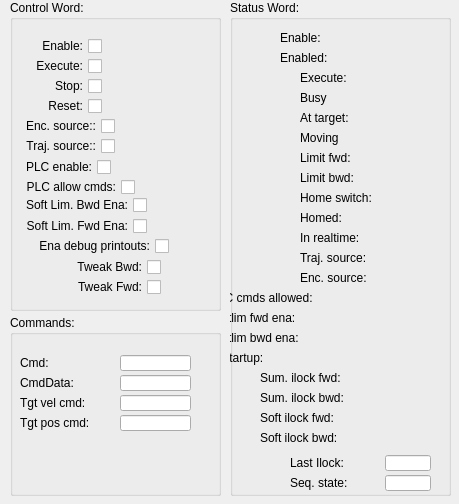
Before: the Qt Designer form qt/ecmcAxisCntrlStatWd_v1.ui in paulscherrerinstitute/ecmccfg, drawn with Qt 5.
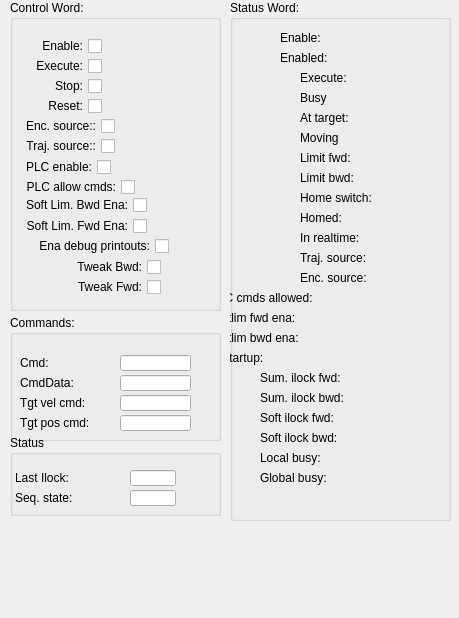
After: the same form once the commit is applied. Custom widgets are drawn as their Qt base class.

Commit message: Add PVs for local and global busy

The edit to the form file:
```diff
--- a/qt/ecmcAxisCntrlStatWd_v1.ui
+++ b/qt/ecmcAxisCntrlStatWd_v1.ui
@@ -7,7 +7,7 @@
     <x>0</x>
     <y>0</y>
     <width>459</width>
-    <height>504</height>
+    <height>618</height>
    </rect>
   </property>
   <property name="windowTitle">
@@ -19,7 +19,7 @@
      <x>230</x>
      <y>0</y>
      <width>221</width>
-     <height>496</height>
+     <height>521</height>
     </rect>
    </property>
    <property name="title">
@@ -630,7 +630,7 @@
       <x>180</x>
       <y>30</y>
       <width>20</width>
-      <height>416</height>
+      <height>456</height>
      </rect>
     </property>
     <property name="channel" stdset="0">
@@ -969,126 +969,6 @@
      </color>
     </property>
    </widget>
-   <widget class="caLabel" name="calabel_64">
-    <property name="geometry">
-     <rect>
-      <x>60</x>
-      <y>455</y>
-      <width>80</width>
-      <height>16</height>
-     </rect>
-    </property>
-    <property name="maximumSize">
-     <size>
-      <width>16777215</width>
-      <height>16</height>
-     </size>
-    </property>
-    <property name="text">
-     <string>Last Ilock:</string>
-    </property>
-   </widget>
-   <widget class="caLineEdit" name="calineedit_37">
-    <property name="geometry">
-     <rect>
-      <x>155</x>
-      <y>455</y>
-      <width>46</width>
-      <height>16</height>
-     </rect>
-    </property>
-    <property name="maximumSize">
-     <size>
-      <width>16777215</width>
-      <height>18</height>
-     </size>
-    </property>
-    <property name="alignment">
-     <set>Qt::AlignRight|Qt::AlignTrailing|Qt::AlignVCenter</set>
-    </property>
-    <property name="channel" stdset="0">
-     <string>$(SYS):$(Axis)-LastIlock</string>
-    </property>
-    <property name="background">
-     <color alpha="222">
-      <red>192</red>
-      <green>192</green>
-      <blue>192</blue>
-     </color>
-    </property>
-    <property name="colorMode">
-     <enum>caLineEdit::Static</enum>
-    </property>
-    <property name="precisionMode">
-     <enum>caLineEdit::Channel</enum>
-    </property>
-    <property name="limitsMode">
-     <enum>caLineEdit::User</enum>
-    </property>
-    <property name="unitsEnabled">
-     <bool>true</bool>
-    </property>
-   </widget>
-   <widget class="caLabel" name="calabel_65">
-    <property name="geometry">
-     <rect>
-      <x>60</x>
-      <y>475</y>
-      <width>80</width>
-      <height>16</height>
-     </rect>
-    </property>
-    <property name="maximumSize">
-     <size>
-      <width>16777215</width>
-      <height>16</height>
-     </size>
-    </property>
-    <property name="text">
-     <string>Seq. state:</string>
-    </property>
-   </widget>
-   <widget class="caLineEdit" name="calineedit_38">
-    <property name="geometry">
-     <rect>
-      <x>155</x>
-      <y>475</y>
-      <width>46</width>
-      <height>16</height>
-     </rect>
-    </property>
-    <property name="maximumSize">
-     <size>
-      <width>16777215</width>
-      <height>18</height>
-     </size>
-    </property>
-    <property name="alignment">
-     <set>Qt::AlignRight|Qt::AlignTrailing|Qt::AlignVCenter</set>
-    </property>
-    <property name="channel" stdset="0">
-     <string>$(SYS):$(Axis)-SeqState</string>
-    </property>
-    <property name="background">
-     <color alpha="222">
-      <red>192</red>
-      <green>192</green>
-      <blue>192</blue>
-     </color>
-    </property>
-    <property name="colorMode">
-     <enum>caLineEdit::Static</enum>
-    </property>
-    <property name="precisionMode">
-     <enum>caLineEdit::Channel</enum>
-    </property>
-    <property name="limitsMode">
-     <enum>caLineEdit::User</enum>
-    </property>
-    <property name="unitsEnabled">
-     <bool>true</bool>
-    </property>
-   </widget>
    <widget class="caLed" name="caled_77">
     <property name="geometry">
      <rect>
@@ -1379,6 +1259,122 @@
      <string>Soft ilock bwd:</string>
     </property>
    </widget>
+   <widget class="caLabel" name="calabel_95">
+    <property name="geometry">
+     <rect>
+      <x>30</x>
+      <y>450</y>
+      <width>111</width>
+      <height>16</height>
+     </rect>
+    </property>
+    <property name="maximumSize">
+     <size>
+      <width>16777215</width>
+      <height>16</height>
+     </size>
+    </property>
+    <property name="text">
+     <string>Local busy:</string>
+    </property>
+   </widget>
+   <widget class="caLed" name="caled_94">
+    <property name="geometry">
+     <rect>
+      <x>150</x>
+      <y>450</y>
+      <width>31</width>
+      <height>16</height>
+     </rect>
+    </property>
+    <property name="rectangular">
+     <bool>true</bool>
+    </property>
+    <property name="gradientEnabled">
+     <bool>false</bool>
+    </property>
+    <property name="ledWidth">
+     <number>12</number>
+    </property>
+    <property name="ledHeight">
+     <number>12</number>
+    </property>
+    <property name="channel" stdset="0">
+     <string notr="true">$(SYS):$(Axis)-BusyLocal</string>
+    </property>
+    <property name="falseColor">
+     <color>
+      <red>0</red>
+      <green>85</green>
+      <blue>0</blue>
+     </color>
+    </property>
+    <property name="trueColor">
+     <color>
+      <red>255</red>
+      <green>0</green>
+      <blue>0</blue>
+     </color>
+    </property>
+   </widget>
+   <widget class="caLed" name="caled_95">
+    <property name="geometry">
+     <rect>
+      <x>150</x>
+      <y>470</y>
+      <width>31</width>
+      <height>16</height>
+     </rect>
+    </property>
+    <property name="rectangular">
+     <bool>true</bool>
+    </property>
+    <property name="gradientEnabled">
+     <bool>false</bool>
+    </property>
+    <property name="ledWidth">
+     <number>12</number>
+    </property>
+    <property name="ledHeight">
+     <number>12</number>
+    </property>
+    <property name="channel" stdset="0">
+     <string notr="true">$(SYS):$(Axis)-BusyGlobal</string>
+    </property>
+    <property name="falseColor">
+     <color>
+      <red>0</red>
+      <green>85</green>
+      <blue>0</blue>
+     </color>
+    </property>
+    <property name="trueColor">
+     <color>
+      <red>255</red>
+      <green>0</green>
+      <blue>0</blue>
+     </color>
+    </property>
+   </widget>
+   <widget class="caLabel" name="calabel_96">
+    <property name="geometry">
+     <rect>
+      <x>30</x>
+      <y>470</y>
+      <width>111</width>
+      <height>16</height>
+     </rect>
+    </property>
+    <property name="maximumSize">
+     <size>
+      <width>16777215</width>
+      <height>16</height>
+     </size>
+    </property>
+    <property name="text">
+     <string>Global busy:</string>
+    </property>
+   </widget>
   </widget>
   <widget class="QGroupBox" name="groupBox_2">
    <property name="geometry">
@@ -2266,7 +2262,7 @@
      <x>10</x>
      <y>315</y>
      <width>211</width>
-     <height>181</height>
+     <height>126</height>
     </rect>
    </property>
    <property name="title">
@@ -2538,6 +2534,139 @@
     </item>
    </layout>
   </widget>
+  <widget class="QGroupBox" name="groupBox_5">
+   <property name="geometry">
+    <rect>
+     <x>10</x>
+     <y>435</y>
+     <width>211</width>
+     <height>81</height>
+    </rect>
+   </property>
+   <property name="title">
+    <string>Status</string>
+   </property>
+   <widget class="caLineEdit" name="calineedit_38">
+    <property name="geometry">
+     <rect>
+      <x>120</x>
+      <y>55</y>
+      <width>46</width>
+      <height>16</height>
+     </rect>
+    </property>
+    <property name="maximumSize">
+     <size>
+      <width>16777215</width>
+      <height>18</height>
+     </size>
+    </property>
+    <property name="alignment">
+     <set>Qt::AlignRight|Qt::AlignTrailing|Qt::AlignVCenter</set>
+    </property>
+    <property name="channel" stdset="0">
+     <string>$(SYS):$(Axis)-SeqState</string>
+    </property>
+    <property name="background">
+     <color alpha="222">
+      <red>192</red>
+      <green>192</green>
+      <blue>192</blue>
+     </color>
+    </property>
+    <property name="colorMode">
+     <enum>caLineEdit::Static</enum>
+    </property>
+    <property name="precisionMode">
+     <enum>caLineEdit::Channel</enum>
+    </property>
+    <property name="limitsMode">
+     <enum>caLineEdit::User</enum>
+    </property>
+    <property name="unitsEnabled">
+     <bool>true</bool>
+    </property>
+   </widget>
+   <widget class="caLabel" name="calabel_65">
+    <property name="geometry">
+     <rect>
+      <x>5</x>
+      <y>55</y>
+      <width>80</width>
+      <height>16</height>
+     </rect>
+    </property>
+    <property name="maximumSize">
+     <size>
+      <width>16777215</width>
+      <height>16</height>
+     </size>
+    </property>
+    <property name="text">
+     <string>Seq. state:</string>
+    </property>
+   </widget>
+   <widget class="caLabel" name="calabel_64">
+    <property name="geometry">
+     <rect>
+      <x>5</x>
+      <y>35</y>
+      <width>80</width>
+      <height>16</height>
+     </rect>
+    </property>
+    <property name="maximumSize">
+     <size>
+      <width>16777215</width>
+      <height>16</height>
+     </size>
+    </property>
+    <property name="text">
+     <string>Last Ilock:</string>
+    </property>
+   </widget>
+   <widget class="caLineEdit" name="calineedit_37">
+    <property name="geometry">
+     <rect>
+      <x>120</x>
+      <y>35</y>
+      <width>46</width>
+      <height>16</height>
+     </rect>
+    </property>
+    <property name="maximumSize">
+     <size>
+      <width>16777215</width>
+      <height>18</height>
+     </size>
+    </property>
+    <property name="alignment">
+     <set>Qt::AlignRight|Qt::AlignTrailing|Qt::AlignVCenter</set>
+    </property>
+    <property name="channel" stdset="0">
+     <string>$(SYS):$(Axis)-LastIlock</string>
+    </property>
+    <property name="background">
+     <color alpha="222">
+      <red>192</red>
+      <green>192</green>
+      <blue>192</blue>
+     </color>
+    </property>
+    <property name="colorMode">
+     <enum>caLineEdit::Static</enum>
+    </property>
+    <property name="precisionMode">
+     <enum>caLineEdit::Channel</enum>
+    </property>
+    <property name="limitsMode">
+     <enum>caLineEdit::User</enum>
+    </property>
+    <property name="unitsEnabled">
+     <bool>true</bool>
+    </property>
+   </widget>
+  </widget>
  </widget>
  <customwidgets>
   <customwidget>
```
Left out of the diff: 243 changed lines with no effect on the pictures. The commit also changes 2 other files.
